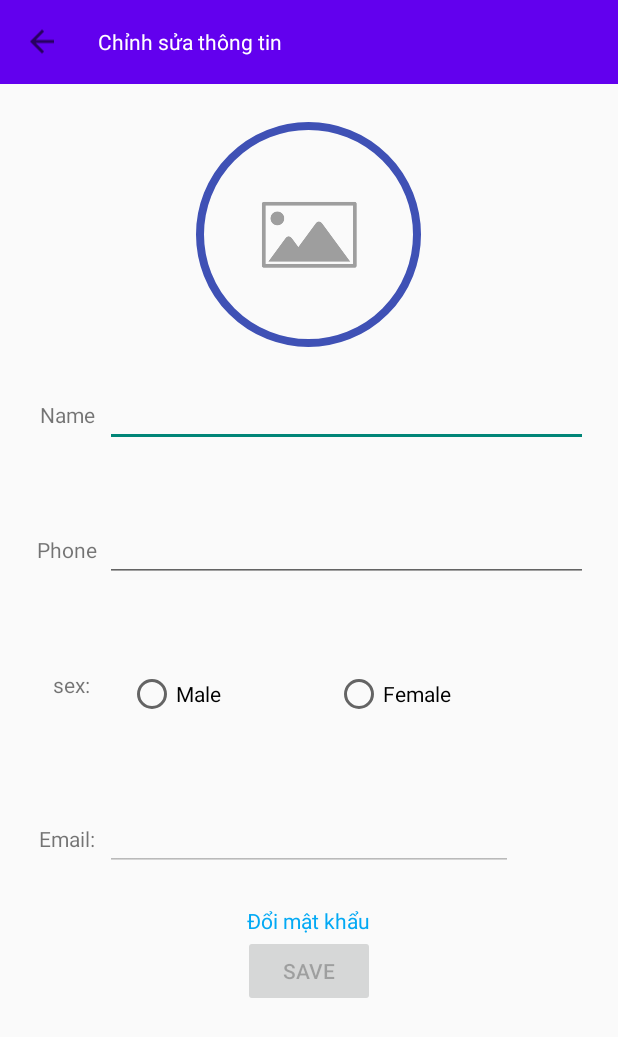
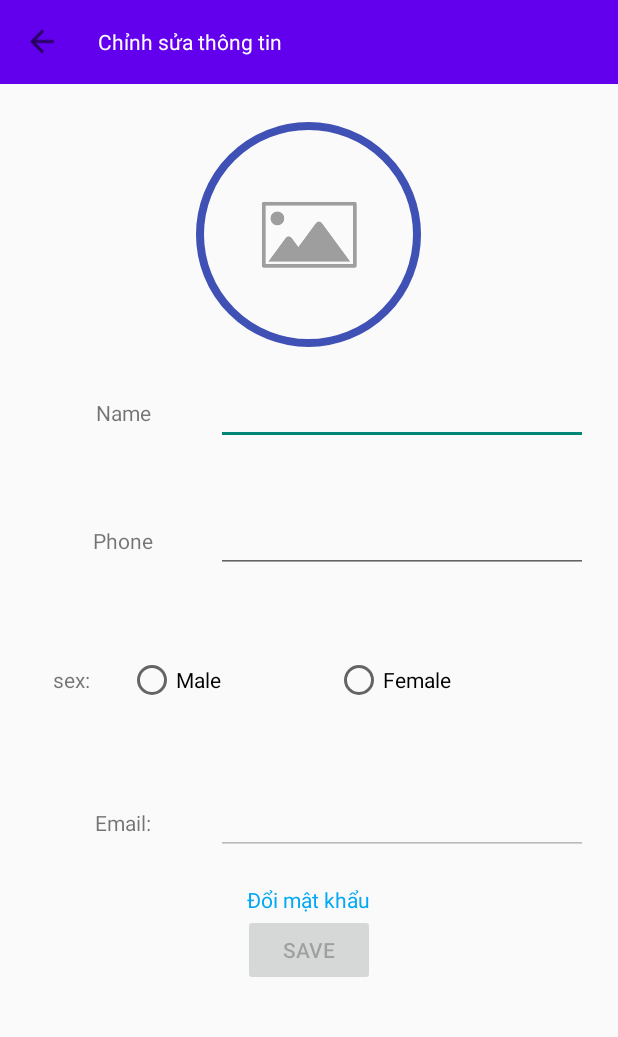
Before and after one commit to dangpham3040/Doannhom4_quanlysach, an Android app: the Edit_profile screen opened directly, with no data from a screen before it, on a phone screen of 412 x 824 dp. Shown: the top 1037 px of the screen. Run offline under Robolectric (Android 15) with nearby library versions, the phone set to English and light mode, and no system bars; our stand-ins replace CircleImageView, Firebase (no records; nobody signed in at launch, a user with empty details on screens opened directly), Picasso; pictures from the network do not load; Roboto replaces fonts that are not available here.

Commit message:
v 3.4(Update UI)

```diff
--- a/app/src/main/java/com/example/doannhom4_quanlythuvien/Notification/FirebaseMsgService.java
+++ b/app/src/main/java/com/example/doannhom4_quanlythuvien/Notification/FirebaseMsgService.java
@@ -39,7 +39,7 @@ public class FirebaseMsgService extends FirebaseMessagingService {
 
         NotificationCompat.Builder builder = new NotificationCompat.Builder(this, channelId)
                 .setSmallIcon(R.drawable.ic_logo)
-                .setLargeIcon(bitmap)
+//                .setLargeIcon(bitmap)
                 .setAutoCancel(true)
                 .setWhen(System.currentTimeMillis())
                 .setPriority(NotificationCompat.PRIORITY_MAX)
--- a/app/src/main/java/com/example/doannhom4_quanlythuvien/ui/Book_detail.java
+++ b/app/src/main/java/com/example/doannhom4_quanlythuvien/ui/Book_detail.java
@@ -162,7 +162,7 @@ public class Book_detail extends AppCompatActivity {
         chitiet = (Book) getIntent().getSerializableExtra("chitiet");
         title = findViewById(R.id.title);
         title.setText(chitiet.getTitle());
-        if(chitiet.getTitle().length()<30){
+        if(chitiet.getTitle().length()<20){
             title.setTextSize(25f);
         }
         goback = findViewById(R.id.goback);
--- a/app/src/main/res/layout/activity_book_detail.xml
+++ b/app/src/main/res/layout/activity_book_detail.xml
@@ -18,17 +18,20 @@
         android:orientation="vertical">
 
         <LinearLayout
+            android:weightSum="3"
             android:layout_width="match_parent"
             android:layout_height="wrap_content"
             android:orientation="horizontal">
 
             <ImageView
+                android:layout_weight="1"
                 android:id="@+id/cover"
                 android:layout_width="170dp"
                 android:layout_height="match_parent"
                 android:src="@drawable/no_image" />
 
             <LinearLayout
+                android:layout_weight="2"
                 android:layout_width="match_parent"
                 android:layout_height="wrap_content"
                 android:layout_marginLeft="20dp"
--- a/app/src/main/res/layout/activity_edit_profile.xml
+++ b/app/src/main/res/layout/activity_edit_profile.xml
@@ -24,13 +24,13 @@
 
         <TextView
             style="@style/textview_editprofile"
-            android:gravity="center"
+            android:layout_weight="2"
             android:text="@string/name" />
 
         <EditText
             android:id="@+id/etname"
             style="@style/edittext_editProfile"
-           />
+            android:layout_weight="1" />
 
 
     </LinearLayout>
@@ -39,12 +39,14 @@
 
         <TextView
             style="@style/textview_editprofile"
-            android:gravity="center"
+            android:layout_weight="2"
+
             android:text="@string/phone" />
 
         <EditText
             android:id="@+id/etphone"
             style="@style/edittext_editProfile"
+            android:layout_weight="1"
             android:inputType="number" />
 
 
@@ -57,6 +59,7 @@
         android:orientation="horizontal">
 
         <TextView
+            android:layout_gravity="center"
             android:layout_width="wrap_content"
             android:layout_height="wrap_content"
             android:layout_marginRight="25dp"
@@ -90,14 +93,16 @@
     <LinearLayout style="@style/LinearLayout_profile">
 
         <TextView
+            android:layout_weight="2"
             style="@style/textview_editprofile"
             android:gravity="center"
             android:text="@string/email" />
 
         <EditText
+            android:layout_weight="1"
             android:id="@+id/etemail"
             style="@style/edittext_editProfile"
-            android:layout_marginRight="50dp"
+
             android:enabled="false"
             android:inputType="textEmailAddress" />
     </LinearLayout>
--- a/app/src/main/res/values/style.xml
+++ b/app/src/main/res/values/style.xml
@@ -23,6 +23,7 @@
         <item name="android:layout_marginRight">25dp</item>
     </style>
     <style name="LinearLayout_profile">
+        <item name="android:weightSum">3</item>
         <item name="android:layout_margin">@dimen/dp_20</item>
         <item name="android:layout_height">wrap_content</item>
         <item name="android:layout_width">match_parent</item>
@@ -30,10 +31,9 @@
     </style>
 
     <style name="textview_editprofile">
-
         <item name="android:gravity">center</item>
-        <item name="android:layout_width">50dp</item>
-        <item name="android:layout_height">50dp</item>
+        <item name="android:layout_width">match_parent</item>
+        <item name="android:layout_height">wrap_content</item>
     </style>
     <style name="edittext_editProfile">
 
```
